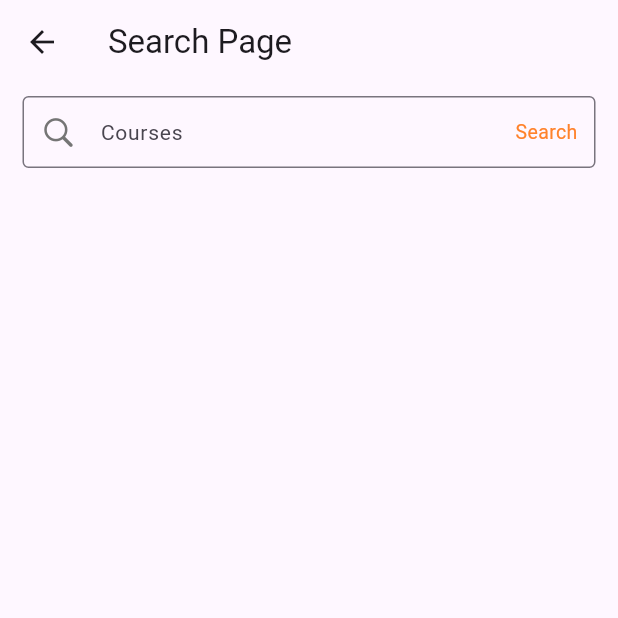
After one commit to Toffee23/course-view, a Flutter app: the SearchPage screen opened directly, on a phone screen of 412 x 824 dp, the top half of it. The commit adds this screen. Run offline on Flutter 3.47's test engine with Material 3 defaults, Android fonts, the phone set to English and light mode, and no system bars; our stand-ins replace cached_network_image, chewie, dio, flutter_riverpod, hex, shimmer and 2 more; missing offline and left inert: encrypt; network calls fail.

Commit message:
Update the hoe page

```diff
--- a/lib/pages/navigation/page.dart
+++ b/lib/pages/navigation/page.dart
@@ -62,7 +62,7 @@ class _NavigationPageState extends State<NavigationPage> {
                 ),
                 BottomNavigationBarItem(
                   icon: Icon(CupertinoIcons.wand_rays),
-                  label: 'Programmes',
+                  label: 'Categories',
                 ),
                 BottomNavigationBarItem(
                   icon: Icon(Icons.widgets_outlined),
--- /dev/null
+++ b/lib/pages/search/page.dart
@@ -0,0 +1,61 @@
+import 'package:flutter/cupertino.dart';
+import 'package:flutter/material.dart';
+
+class SearchPage extends StatelessWidget {
+  const SearchPage({Key? key}) : super(key: key);
+
+  @override
+  Widget build(BuildContext context) {
+    return Scaffold(
+      appBar: AppBar(
+        title: const Text('Search Page'),
+      ),
+      body: Column(
+        children: <Widget>[
+          Padding(
+            padding: const EdgeInsets.symmetric(
+              horizontal: 15.0,
+              vertical: 8.0,
+            ),
+            child: TextField(
+              onTapOutside: (_) =>
+                  FocusManager.instance.primaryFocus?.unfocus(),
+              decoration: InputDecoration(
+                contentPadding: EdgeInsets.zero,
+                border: OutlineInputBorder(
+                  borderSide: BorderSide(
+                    color: Colors.grey.shade200,
+                  ),
+                ),
+                hintText: 'Courses',
+                hintStyle: const TextStyle(
+                  fontSize: 14,
+                  fontWeight: FontWeight.normal,
+                ),
+                prefixIcon: Icon(
+                  CupertinoIcons.search,
+                  color: Colors.grey.shade600,
+                ),
+                suffixIcon: Column(
+                  mainAxisAlignment: MainAxisAlignment.center,
+                  children: <Widget>[
+                    Padding(
+                      padding: const EdgeInsets.only(right: 12.0),
+                      child: Text(
+                        'Search',
+                        style: TextStyle(
+                          color: Theme.of(context).primaryColor,
+                          fontSize: 13.0,
+                        ),
+                      ),
+                    ),
+                  ],
+                ),
+              ),
+            ),
+          ),
+        ],
+      ),
+    );
+  }
+}
```
Also changed, not shown: lib/pages/home/page.dart (+68 -4 lines).
